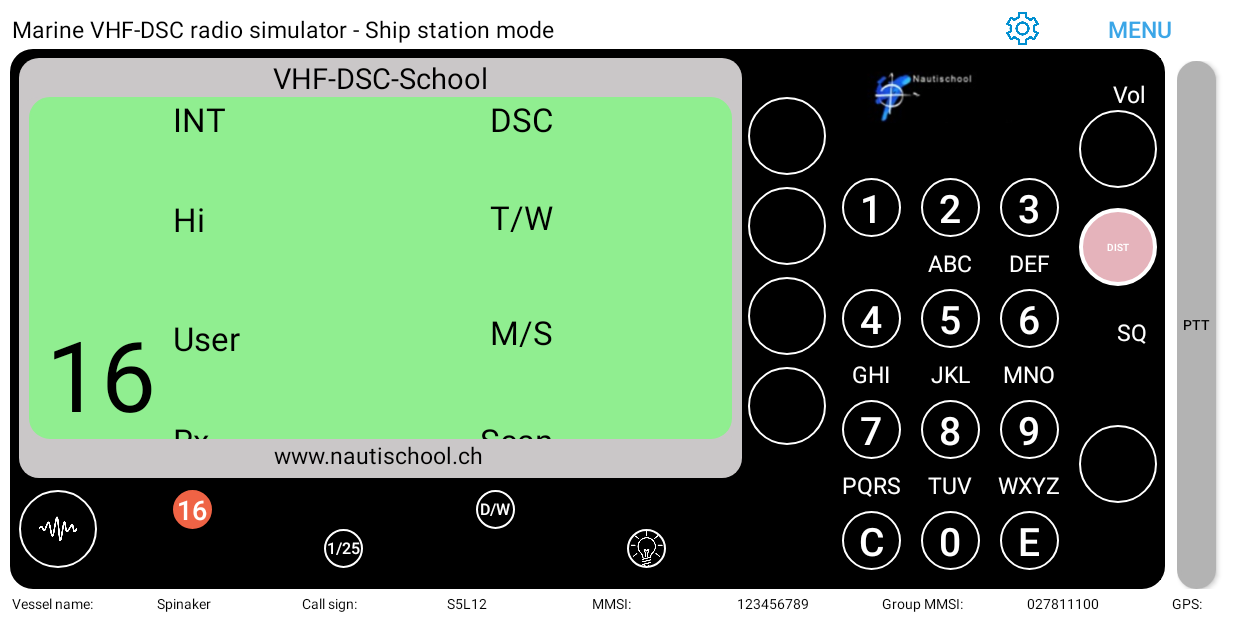
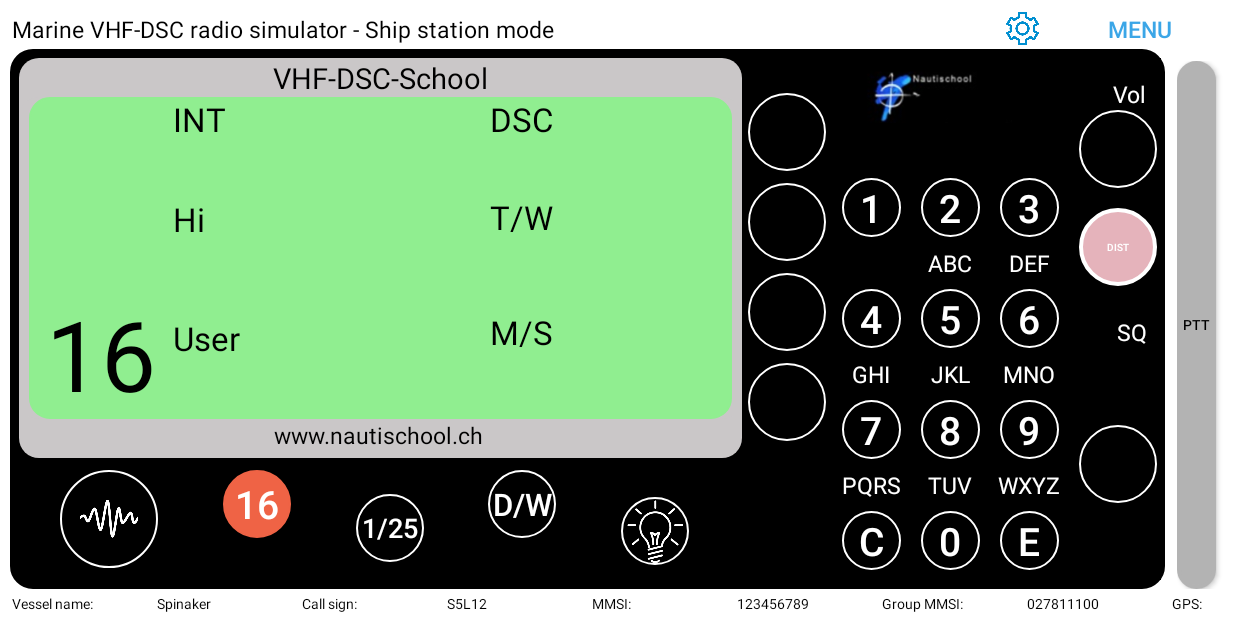
Before and after one commit to vcaibis/Nautischool, an Android app: the screen it shows after launch (mainActivity), on a phone screen of 824 x 412 dp (held sideways). Run offline under Robolectric (Android 15) with nearby library versions, the phone set to English and light mode, and no system bars; our stand-ins replace sdp/ssp sizes; libraries missing offline, so code that uses them is left out: org.jivesoftware.smack, org.jivesoftware.smackx.

Commit message:
Responsive layout with only one layout.
Signed-off-by: zorgade <dzouda@gmail.com>

```diff
--- a/app/src/main/java/com/example/arjun/vhf_school/mainActivity.java
+++ b/app/src/main/java/com/example/arjun/vhf_school/mainActivity.java
@@ -18,7 +18,7 @@ public class mainActivity extends AppCompatActivity {
     @Override
     protected void onCreate(Bundle savedInstanceState) {
         super.onCreate(savedInstanceState);
-        setContentView(R.layout.activity_main_sw360);
+        setContentView(R.layout.activity_main);
 
         //Disable native home barre and notification barre for win place
         this.getWindow().getDecorView().setSystemUiVisibility(
--- a/app/src/main/res/layout/activity_main.xml
+++ b/app/src/main/res/layout/activity_main.xml
@@ -132,6 +132,7 @@
                     android:layout_column="0"
                     android:layout_gravity="center"
                     android:layout_marginBottom="8dp"
+                    android:layout_marginEnd="8dp"
                     android:layout_marginTop="8dp"
                     android:layout_rowSpan="2"
                     android:adjustViewBounds="true"
@@ -140,6 +141,7 @@
                     android:scaleType="fitCenter"
                     android:src="@drawable/signal"
                     app:layout_constraintBottom_toBottomOf="parent"
+                    app:layout_constraintEnd_toStartOf="@+id/push_button16"
                     app:layout_constraintStart_toStartOf="parent"
                     app:layout_constraintTop_toTopOf="parent"
                     app:layout_constraintVertical_bias="0.0" />
@@ -390,8 +392,6 @@
                             android:layout_width="@dimen/_195sdp"
                             android:layout_height="@dimen/_190sdp"
                             android:layout_alignParentTop="true"
-                            android:layout_marginEnd="@dimen/_3sdp"
-                            android:layout_marginRight="@dimen/_3sdp"
                             android:layout_toEndOf="@+id/text_view_channel_number"
                             android:layout_toRightOf="@+id/text_view_channel_number"
                             android:columnCount="3"
```
